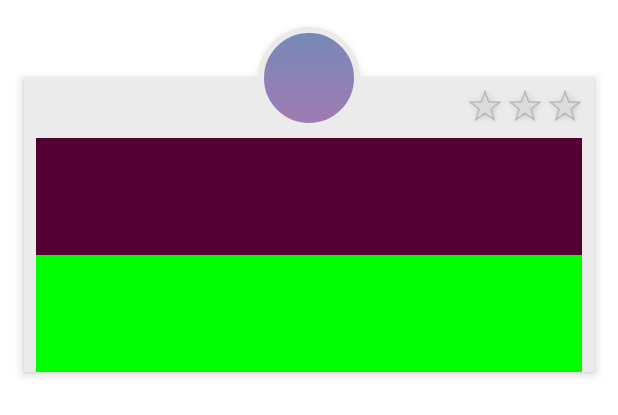
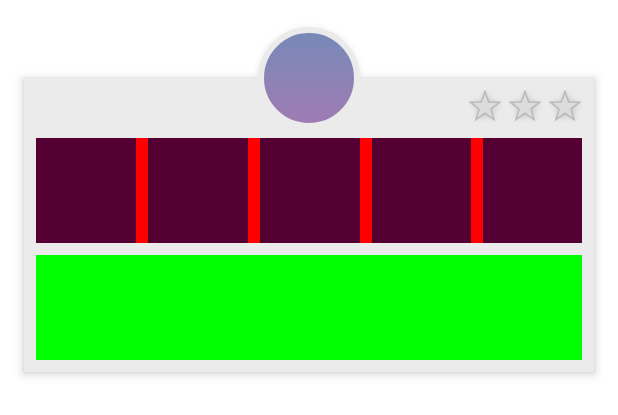
Before and after one commit to tametter/RBX, an Android app: the layout view_levels.xml on its own in the app's theme, with its tools: preview values and no code run, on a phone screen of 412 x 824 dp. Shown: the top 415 px of the screen. Run offline under Robolectric (Android 15) with nearby library versions, the phone set to English and light mode, and no system bars.

Commit message:
Experimented with proper spacing of level views.

```diff
--- a/app/src/main/res/layout/view_levels.xml
+++ b/app/src/main/res/layout/view_levels.xml
@@ -29,7 +29,7 @@
 
         <LinearLayout
             android:layout_width="match_parent"
-            android:layout_height="78dp"
+            android:layout_height="70dp"
             android:orientation="horizontal"
             android:layout_alignParentTop="true"
             android:layout_marginTop="40dp"
@@ -43,11 +43,9 @@
                 android:background="#550033"
                 android:layout_weight="1"/>
 
-            <View
-                android:layout_width="wrap_content"
-                android:layout_height="wrap_content"
-                android:background="#550033"
-                android:layout_weight="1"/>
+            <Space
+                android:layout_width="8dp"
+                android:layout_height="match_parent"/>
 
             <View
                 android:layout_width="wrap_content"
@@ -55,11 +53,29 @@
                 android:background="#550033"
                 android:layout_weight="1"/>
 
+            <Space
+                android:layout_width="8dp"
+                android:layout_height="match_parent"/>
+
             <View
                 android:layout_width="wrap_content"
                 android:layout_height="wrap_content"
                 android:background="#550033"
                 android:layout_weight="1"/>
+
+            <Space
+                android:layout_width="8dp"
+                android:layout_height="match_parent"/>
+
+            <View
+                android:layout_width="wrap_content"
+                android:layout_height="wrap_content"
+                android:background="#550033"
+                android:layout_weight="1"/>
+
+            <Space
+                android:layout_width="8dp"
+                android:layout_height="match_parent"/>
 
             <View
                 android:layout_width="wrap_content"
@@ -71,7 +87,7 @@
 
         <LinearLayout
             android:layout_width="match_parent"
-            android:layout_height="78dp"
+            android:layout_height="70dp"
             android:orientation="horizontal"
             android:layout_alignParentTop="true"
             android:layout_marginTop="118dp"
```
